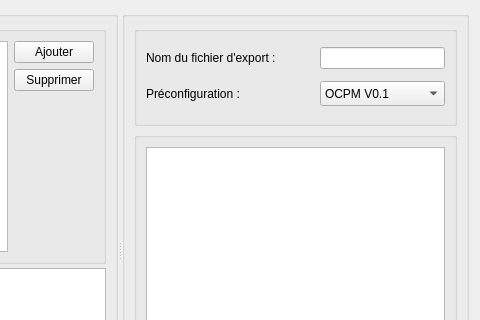
cinemaouvert/OCT, file src/View/filepane.ui: the form before one commit; both pictures show x 281 to 761 and y 0 to 320 of the 761 by 500 pixel window.
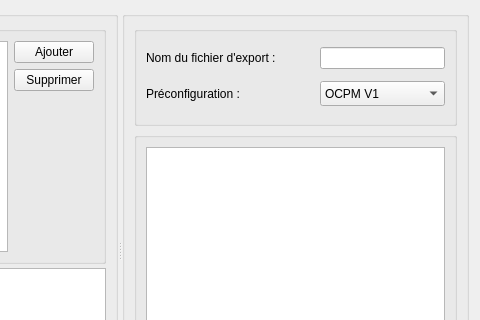
The form after the commit.

Commit message: Ajout d'un champs dans la préconf du filepane.

```diff
--- a/src/View/filepane.ui
+++ b/src/View/filepane.ui
@@ -216,7 +216,12 @@
               </property>
               <item>
                <property name="text">
-                <string>OCPM V0.1</string>
+                <string>OCPM V1</string>
+               </property>
+              </item>
+              <item>
+               <property name="text">
+                <string>OCPM V2</string>
                </property>
               </item>
              </widget>
```
